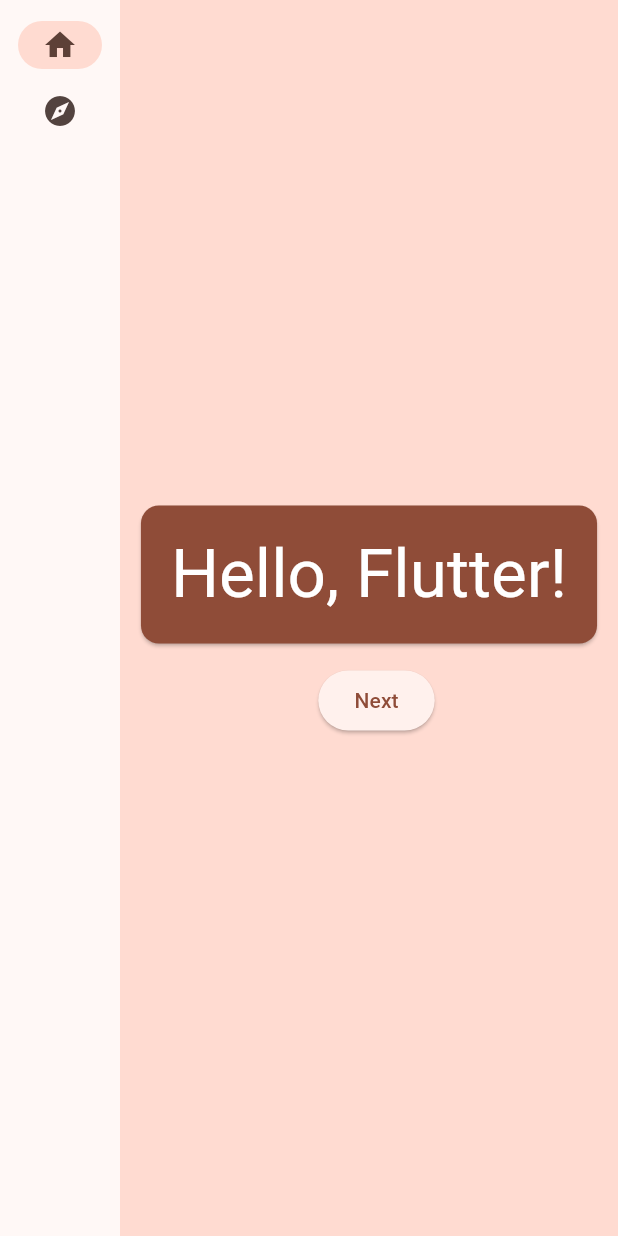
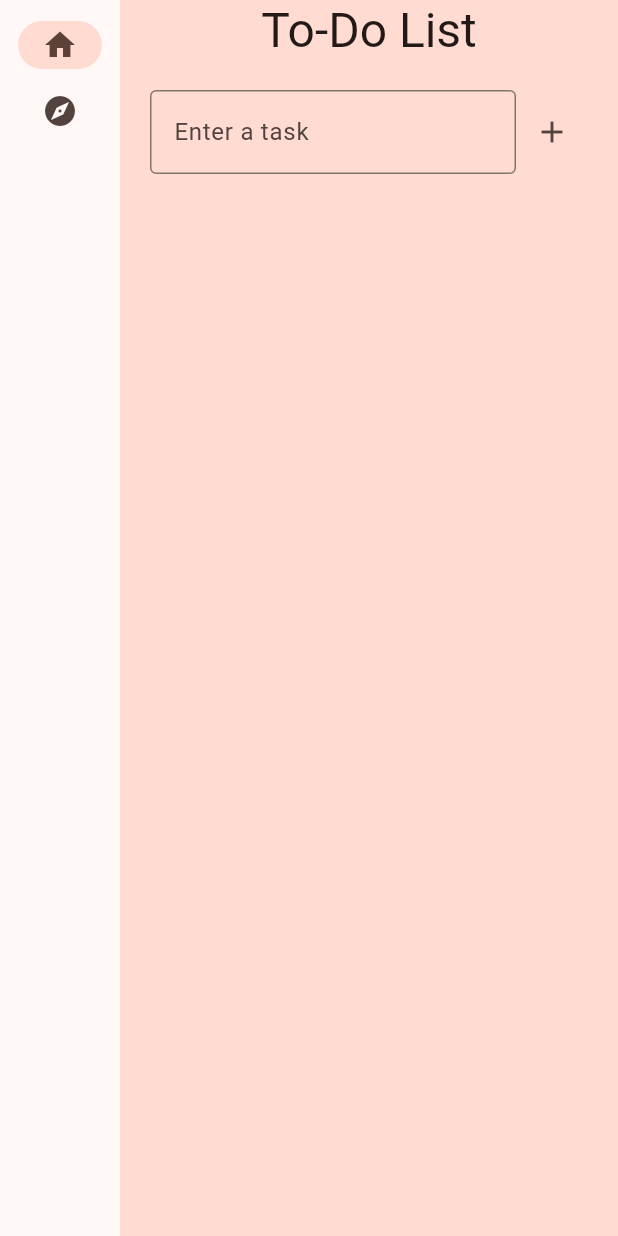
Before and after one commit to wreckinaj/flutter_application_1, a Flutter app: the screen it shows after launch, on a phone screen of 412 x 824 dp. Run offline on Flutter 3.47's test engine with Material 3 defaults, Android fonts, the phone set to English and light mode, and no system bars.

Commit message:
Implemented to-do functionality

```diff
--- a/lib/main.dart
+++ b/lib/main.dart
@@ -26,9 +26,17 @@ class MyApp extends StatelessWidget {
 }
 
 class MyAppState extends ChangeNotifier {
-  String displayText = 'Hello, Flutter!';
-  void changeText() {
-    displayText = 'Button Pressed!';
+  List<String> todoList = [];
+
+  void addTodoItem(String task) {
+    if (task.isNotEmpty) {
+      todoList.add(task);
+      notifyListeners();
+    }
+  }
+
+  void removeTodoItem(int index) {
+    todoList.removeAt(index);
     notifyListeners();
   }
 }
@@ -40,12 +48,13 @@ class MyHomePage extends StatefulWidget {
 
 class _MyHomePageState extends State<MyHomePage> {
   var selectedIndex = 0;
+
   @override
   Widget build(BuildContext context) {
     Widget page;
     switch (selectedIndex) {
       case 0:
-        page = GeneratorPage();
+        page = TodoPage();
         break;
       case 1:
         page = AboutPage();
@@ -53,6 +62,7 @@ class _MyHomePageState extends State<MyHomePage> {
       default:
         throw UnimplementedError('no widget for $selectedIndex');
     }
+
     return LayoutBuilder(
       builder: (context, constraints) {
         return Scaffold(
@@ -64,11 +74,11 @@ class _MyHomePageState extends State<MyHomePage> {
                   destinations: [
                     NavigationRailDestination(
                       icon: Icon(Icons.home),
-                      label: Text('Home'),
+                      label: Text('To-Do List'),
                     ),
                     NavigationRailDestination(
                       icon: Icon(Icons.explore),
-                      label: Text('Explore'),
+                      label: Text('About'),
                     ),
                   ],
                   selectedIndex: selectedIndex,
@@ -93,29 +103,59 @@ class _MyHomePageState extends State<MyHomePage> {
   }
 }
 
-class GeneratorPage extends StatelessWidget {
+class TodoPage extends StatelessWidget {
   @override
   Widget build(BuildContext context) {
     var appState = context.watch<MyAppState>();
-    var message = appState.displayText;
+    TextEditingController taskController = TextEditingController();
 
     return Center(
       child: Column(
         mainAxisAlignment: MainAxisAlignment.center,
         children: [
-          BigCard(message: message),
-          SizedBox(height: 10),
-          Row(
-            mainAxisSize: MainAxisSize.min,
-            children: [
-              SizedBox(width: 10),
-              ElevatedButton(
-                onPressed: () {
-                  appState.changeText();
-                },
-                child: Text('Next'),
-              ),
-            ],
+          Text('To-Do List', style: Theme.of(context).textTheme.headlineLarge),
+          SizedBox(height: 20),
+          // Input field for new task
+          Padding(
+            padding: const EdgeInsets.symmetric(horizontal: 20),
+            child: Row(
+              children: [
+                Expanded(
+                  child: TextField(
+                    controller: taskController,
+                    decoration: InputDecoration(
+                      labelText: 'Enter a task',
+                      border: OutlineInputBorder(),
+                    ),
+                  ),
+                ),
+                IconButton(
+                  icon: Icon(Icons.add),
+                  onPressed: () {
+                    appState.addTodoItem(taskController.text);
+                    taskController.clear();
+                  },
+                ),
+              ],
+            ),
+          ),
+          SizedBox(height: 20),
+          // Displaying the list of to-do items
+          Expanded(
+            child: ListView.builder(
+              itemCount: appState.todoList.length,
+              itemBuilder: (context, index) {
+                return ListTile(
+                  title: Text(appState.todoList[index]),
+                  trailing: IconButton(
+                    icon: Icon(Icons.delete),
+                    onPressed: () {
+                      appState.removeTodoItem(index);
+                    },
+                  ),
+                );
+              },
+            ),
           ),
         ],
       ),
```
